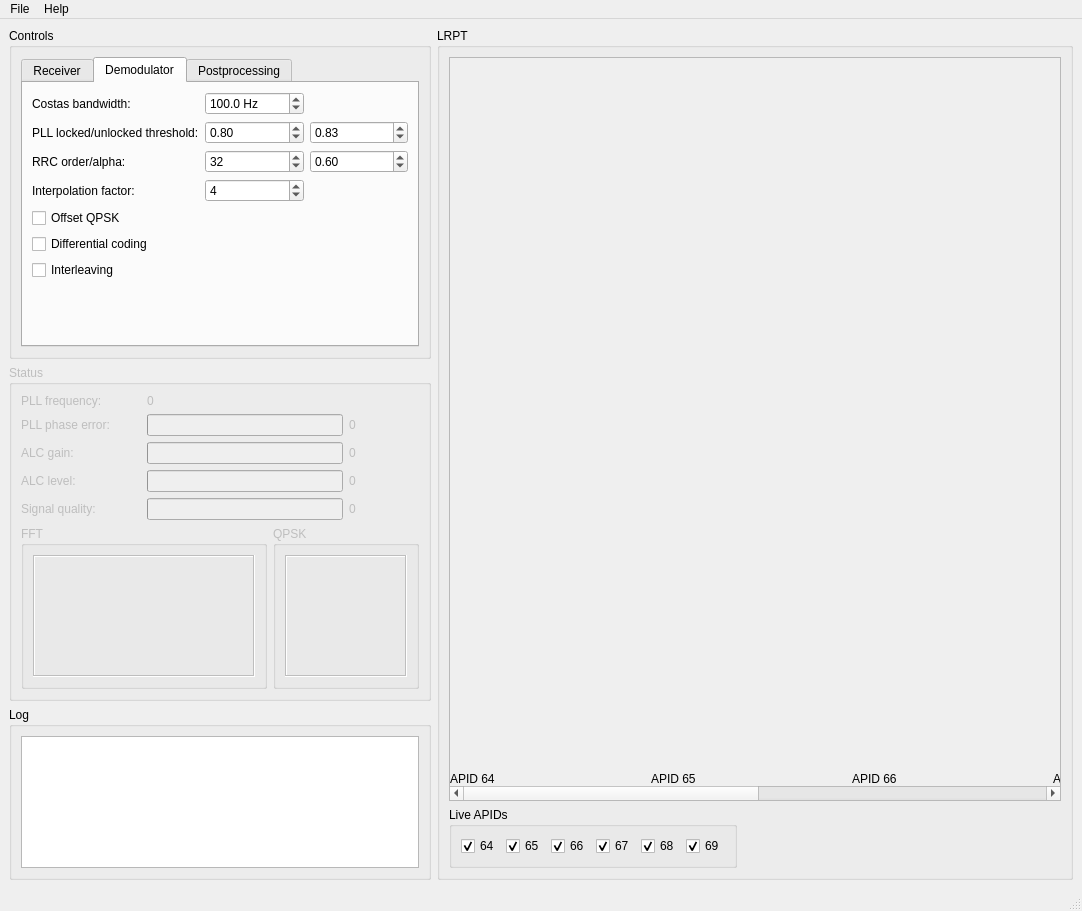
This is new_src/MainWindow.ui in dvdesolve/qlrpt as Qt 5 draws it before an edit. The edited form follows.
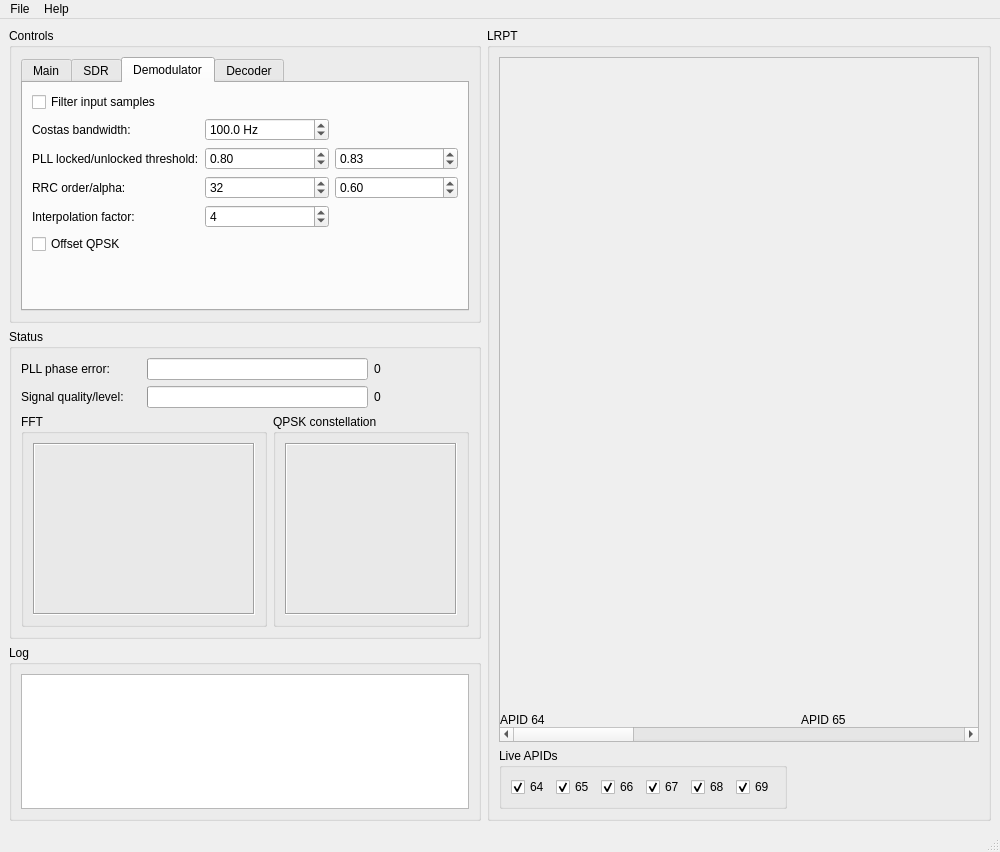
This is the edited form. The open tabs and pages were chosen to show the change. Custom widgets are drawn as their Qt base class.

Commit message: Implemented simple GUI interaction

Patch:
```diff
--- a/new_src/MainWindow.ui
+++ b/new_src/MainWindow.ui
@@ -6,8 +6,8 @@
    <rect>
     <x>0</x>
     <y>0</y>
-    <width>1082</width>
-    <height>911</height>
+    <width>1000</width>
+    <height>852</height>
    </rect>
   </property>
   <property name="windowTitle">
@@ -22,42 +22,49 @@
       </property>
       <layout class="QVBoxLayout" name="verticalLayout_3">
        <item>
-        <widget class="QTabWidget" name="tabWidget">
+        <widget class="QTabWidget" name="ControlsTabWidget">
          <property name="currentIndex">
           <number>0</number>
          </property>
-         <widget class="QWidget" name="tab">
+         <widget class="QWidget" name="MainTab">
           <attribute name="title">
-           <string>Receiver</string>
+           <string>Main</string>
           </attribute>
-          <layout class="QGridLayout" name="gridLayout_2">
-           <item row="4" column="2" rowspan="2">
-            <widget class="QLabel" name="RcvSamplingRateLbl">
-             <property name="enabled">
-              <bool>false</bool>
-             </property>
+          <layout class="QGridLayout" name="gridLayout_4">
+           <item row="1" column="0">
+            <widget class="QLabel" name="SrcLbl">
              <property name="text">
-              <string>Sampling rate:</string>
+              <string>Source:</string>
              </property>
             </widget>
            </item>
-           <item row="6" column="0">
-            <widget class="QRadioButton" name="AGCRB">
-             <property name="enabled">
-              <bool>false</bool>
+           <item row="2" column="0">
+            <widget class="QLabel" name="SrcFilepathLbl">
+             <property name="text">
+              <string>File path:</string>
              </property>
+            </widget>
+           </item>
+           <item row="0" column="0" colspan="2">
+            <widget class="QPushButton" name="StartStopBtn">
              <property name="text">
-              <string>AGC</string>
+              <string>Start</string>
              </property>
-             <property name="checked">
-              <bool>true</bool>
-             </property>
             </widget>
            </item>
-           <item row="1" column="1" colspan="2">
-            <layout class="QHBoxLayout" name="horizontalLayout_4" stretch="1,0">
+           <item row="1" column="1">
+            <layout class="QHBoxLayout" name="horizontalLayout_7">
              <item>
-              <widget class="QComboBox" name="SourceCombB">
+              <widget class="QComboBox" name="SrcCombB">
+               <property name="sizePolicy">
+                <sizepolicy hsizetype="Expanding" vsizetype="Fixed">
+                 <horstretch>0</horstretch>
+                 <verstretch>0</verstretch>
+                </sizepolicy>
+               </property>
+               <property name="currentIndex">
+                <number>-1</number>
+               </property>
                <item>
                 <property name="text">
                  <string>I/Q file</string>
@@ -71,7 +78,21 @@
               </widget>
              </item>
              <item>
-              <widget class="QPushButton" name="BrowseSrcFileBtn">
+              <widget class="QPushButton" name="SrcRescanBtn">
+               <property name="text">
+                <string>Re-scan</string>
+               </property>
+              </widget>
+             </item>
+            </layout>
+           </item>
+           <item row="2" column="1">
+            <layout class="QHBoxLayout" name="horizontalLayout_4">
+             <item>
+              <widget class="QLineEdit" name="SrcFilepath"/>
+             </item>
+             <item>
+              <widget class="QPushButton" name="SrcFileBrowseBtn">
                <property name="text">
                 <string>Select</string>
                </property>
@@ -79,7 +100,27 @@
              </item>
             </layout>
            </item>
-           <item row="2" column="2">
+           <item row="3" column="0" colspan="2">
+            <spacer name="verticalSpacer_2">
+             <property name="orientation">
+              <enum>Qt::Vertical</enum>
+             </property>
+             <property name="sizeHint" stdset="0">
+              <size>
+               <width>20</width>
+               <height>40</height>
+              </size>
+             </property>
+            </spacer>
+           </item>
+          </layout>
+         </widget>
+         <widget class="QWidget" name="SDRTab">
+          <attribute name="title">
+           <string>SDR</string>
+          </attribute>
+          <layout class="QGridLayout" name="gridLayout_2">
+           <item row="0" column="2">
             <spacer name="horizontalSpacer">
              <property name="orientation">
               <enum>Qt::Horizontal</enum>
@@ -92,11 +133,43 @@
              </property>
             </spacer>
            </item>
-           <item row="5" column="1">
-            <widget class="QComboBox" name="DecimationCombB">
-             <property name="enabled">
-              <bool>false</bool>
+           <item row="1" column="2">
+            <spacer name="horizontalSpacer_2">
+             <property name="orientation">
+              <enum>Qt::Horizontal</enum>
              </property>
+             <property name="sizeHint" stdset="0">
+              <size>
+               <width>55</width>
+               <height>20</height>
+              </size>
+             </property>
+            </spacer>
+           </item>
+           <item row="1" column="1">
+            <widget class="QDoubleSpinBox" name="SDRBandwidthSB">
+             <property name="suffix">
+              <string> kHz</string>
+             </property>
+             <property name="decimals">
+              <number>3</number>
+             </property>
+             <property name="minimum">
+              <double>0.000000000000000</double>
+             </property>
+             <property name="maximum">
+              <double>200.000000000000000</double>
+             </property>
+             <property name="singleStep">
+              <double>10.000000000000000</double>
+             </property>
+             <property name="value">
+              <double>120.000000000000000</double>
+             </property>
+            </widget>
+           </item>
+           <item row="3" column="1">
+            <widget class="QComboBox" name="SDRDecimationCombB">
              <item>
               <property name="text">
                <string>1</string>
@@ -129,123 +202,52 @@
              </item>
             </widget>
            </item>
-           <item row="3" column="1">
-            <widget class="QDoubleSpinBox" name="RcvBandwidthSB">
-             <property name="enabled">
-              <bool>false</bool>
+           <item row="6" column="1" colspan="2">
+            <widget class="QSlider" name="SDRGainSlider">
+             <property name="orientation">
+              <enum>Qt::Horizontal</enum>
              </property>
-             <property name="suffix">
-              <string> kHz</string>
+             <property name="tickPosition">
+              <enum>QSlider::TicksBelow</enum>
              </property>
-             <property name="decimals">
-              <number>3</number>
+             <property name="tickInterval">
+              <number>20</number>
              </property>
-             <property name="minimum">
-              <double>0.000000000000000</double>
-             </property>
-             <property name="maximum">
-              <double>200.000000000000000</double>
-             </property>
-             <property name="singleStep">
-              <double>10.000000000000000</double>
-             </property>
-             <property name="value">
-              <double>120.000000000000000</double>
-             </property>
             </widget>
            </item>
-           <item row="4" column="1">
-            <widget class="QComboBox" name="RcvInputRateCombB">
-             <property name="enabled">
-              <bool>false</bool>
-             </property>
-            </widget>
-           </item>
-           <item row="7" column="0">
-            <widget class="QRadioButton" name="ManualRB">
-             <property name="enabled">
-              <bool>false</bool>
-             </property>
-             <property name="text">
-              <string>Manual</string>
-             </property>
-            </widget>
-           </item>
-           <item row="3" column="0">
-            <widget class="QLabel" name="RcvBandwidthLbl">
-             <property name="enabled">
-              <bool>false</bool>
-             </property>
+           <item row="1" column="0">
+            <widget class="QLabel" name="label_5">
              <property name="text">
               <string>Bandwidth:</string>
              </property>
             </widget>
            </item>
-           <item row="3" column="2">
-            <spacer name="horizontalSpacer_2">
-             <property name="orientation">
-              <enum>Qt::Horizontal</enum>
-             </property>
-             <property name="sizeHint" stdset="0">
-              <size>
-               <width>55</width>
-               <height>20</height>
-              </size>
-             </property>
-            </spacer>
-           </item>
-           <item row="0" column="0" colspan="3">
-            <widget class="QPushButton" name="StartStopBtn">
-             <property name="enabled">
-              <bool>false</bool>
-             </property>
+           <item row="5" column="0">
+            <widget class="QRadioButton" name="SDRGainAutoRB">
              <property name="text">
-              <string>Start</string>
+              <string>AGC</string>
+             </property>
+             <property name="checked">
+              <bool>true</bool>
              </property>
             </widget>
            </item>
-           <item row="4" column="0">
-            <widget class="QLabel" name="RcvInputRateLbl">
-             <property name="enabled">
-              <bool>false</bool>
-             </property>
+           <item row="2" column="0">
+            <widget class="QLabel" name="label_6">
              <property name="text">
               <string>Input rate:</string>
              </property>
             </widget>
            </item>
-           <item row="8" column="0">
-            <widget class="QCheckBox" name="BiasTee">
-             <property name="enabled">
-              <bool>false</bool>
-             </property>
-             <property name="text">
-              <string>Bias tee</string>
-             </property>
-            </widget>
-           </item>
-           <item row="2" column="0">
-            <widget class="QLabel" name="RcvFrequencyLbl">
-             <property name="enabled">
-              <bool>false</bool>
-             </property>
+           <item row="0" column="0">
+            <widget class="QLabel" name="label_4">
              <property name="text">
               <string>Frequency:</string>
              </property>
             </widget>
            </item>
-           <item row="1" column="0">
-            <widget class="QLabel" name="label_9">
-             <property name="text">
-              <string>Source:</string>
-             </property>
-            </widget>
-           </item>
-           <item row="2" column="1">
-            <widget class="QDoubleSpinBox" name="RcvFrequencySB">
-             <property name="enabled">
-              <bool>false</bool>
-             </property>
+           <item row="0" column="1">
+            <widget class="QDoubleSpinBox" name="SDRFrequencySB">
              <property name="suffix">
               <string> kHz</string>
              </property>
@@ -266,48 +268,46 @@
              </property>
             </widget>
            </item>
-           <item row="5" column="0">
-            <widget class="QLabel" name="DecimationLbl">
-             <property name="enabled">
-              <bool>false</bool>
+           <item row="7" column="0">
+            <widget class="QCheckBox" name="SDRBiasTee">
+             <property name="text">
+              <string>Bias tee</string>
              </property>
+            </widget>
+           </item>
+           <item row="6" column="0">
+            <widget class="QRadioButton" name="SDRGainManualRB">
+             <property name="text">
+              <string>Manual</string>
+             </property>
+            </widget>
+           </item>
+           <item row="2" column="1">
+            <widget class="QComboBox" name="SDRInputRateCombB"/>
+           </item>
+           <item row="3" column="0">
+            <widget class="QLabel" name="label_7">
              <property name="text">
               <string>Decimation:</string>
              </property>
             </widget>
            </item>
-           <item row="7" column="1" colspan="2">
-            <widget class="QSlider" name="RcvGainSlider">
-             <property name="enabled">
-              <bool>false</bool>
-             </property>
-             <property name="orientation">
-              <enum>Qt::Horizontal</enum>
-             </property>
-             <property name="tickPosition">
-              <enum>QSlider::TicksBelow</enum>
-             </property>
-             <property name="tickInterval">
-              <number>20</number>
+           <item row="4" column="0" colspan="2">
+            <widget class="QLabel" name="RcvSamplingRateLbl">
+             <property name="text">
+              <string>Sampling rate:</string>
              </property>
             </widget>
            </item>
           </layout>
          </widget>
-         <widget class="QWidget" name="tab_2">
+         <widget class="QWidget" name="DemodTab">
           <attribute name="title">
            <string>Demodulator</string>
           </attribute>
           <layout class="QGridLayout" name="gridLayout_3">
-           <item row="6" column="0">
-            <widget class="QCheckBox" name="InterleavedCB">
-             <property name="text">
-              <string>Interleaving</string>
-             </property>
-            </widget>
-           </item>
-           <item row="2" column="1">
-            <widget class="QSpinBox" name="RRCOrderSB">
+           <item row="3" column="1">
+            <widget class="QSpinBox" name="DemodRRCOrderSB">
              <property name="maximum">
               <number>256</number>
              </property>
@@ -316,96 +316,21 @@
              </property>
             </widget>
            </item>
-           <item row="4" column="0">
-            <widget class="QCheckBox" name="OffsetCB">
-             <property name="text">
-              <string>Offset QPSK</string>
+           <item row="6" column="0" colspan="3">
+            <spacer name="verticalSpacer">
+             <property name="orientation">
+              <enum>Qt::Vertical</enum>
              </property>
-            </widget>
-           </item>
-           <item row="3" column="1">
-            <widget class="QSpinBox" name="InterpolationFactorSB">
-             <property name="maximum">
-              <number>32</number>
+             <property name="sizeHint" stdset="0">
+              <size>
+               <width>20</width>
+               <height>40</height>
+              </size>
              </property>
-             <property name="value">
-              <number>4</number>
-             </property>
-            </widget>
-           </item>
-           <item row="3" column="0">
-            <widget class="QLabel" name="label_13">
-             <property name="text">
-              <string>Interpolation factor:</string>
-             </property>
-            </widget>
+            </spacer>
            </item>
            <item row="1" column="1">
-            <widget class="QDoubleSpinBox" name="PLLLockedSB">
-             <property name="decimals">
-              <number>2</number>
-             </property>
-             <property name="minimum">
-              <double>0.000000000000000</double>
-             </property>
-             <property name="maximum">
-              <double>2.000000000000000</double>
-             </property>
-             <property name="singleStep">
-              <double>0.100000000000000</double>
-             </property>
-             <property name="value">
-              <double>0.800000000000000</double>
-             </property>
-            </widget>
-           </item>
-           <item row="2" column="0">
-            <widget class="QLabel" name="label_14">
-             <property name="text">
-              <string>RRC order/alpha:</string>
-             </property>
-            </widget>
-           </item>
-           <item row="1" column="2">
-            <widget class="QDoubleSpinBox" name="PLLUnlockedSB">
-             <property name="decimals">
-              <number>2</number>
-             </property>
-             <property name="minimum">
-              <double>0.000000000000000</double>
-             </property>
-             <property name="maximum">
-              <double>2.000000000000000</double>
-             </property>
-             <property name="singleStep">
-              <double>0.100000000000000</double>
-             </property>
-             <property name="value">
-              <double>0.830000000000000</double>
-             </property>
-            </widget>
-           </item>
-           <item row="2" column="2">
-            <widget class="QDoubleSpinBox" name="RRCAlphaSB">
-             <property name="decimals">
-              <number>2</number>
-             </property>
-             <property name="minimum">
-              <double>0.000000000000000</double>
-             </property>
-             <property name="maximum">
-              <double>1.000000000000000</double>
-             </property>
-             <property name="singleStep">
-              <double>0.100000000000000</double>
-             </property>
-             <property name="value">
-              <double>0.600000000000000</double>
-             </property>
-            </widget>
-           </item>
-           <item row="0" column="1">
-            <widget class="QDoubleSpinBox" name="PLLBandwidthSB">
+            <widget class="QDoubleSpinBox" name="DemodPLLBandwidthSB">
              <property name="suffix">
               <string> Hz</string>
              </property>
@@ -423,29 +348,138 @@
              </property>
             </widget>
            </item>
-           <item row="1" column="0">
-            <widget class="QLabel" name="label_16">
+           <item row="4" column="1">
+            <widget class="QSpinBox" name="DemodInterpolationFactorSB">
+             <property name="maximum">
+              <number>32</number>
+             </property>
+             <property name="value">
+              <number>4</number>
+             </property>
+            </widget>
+           </item>
+           <item row="3" column="0">
+            <widget class="QLabel" name="label_10">
+             <property name="text">
+              <string>RRC order/alpha:</string>
+             </property>
+            </widget>
+           </item>
+           <item row="4" column="0">
+            <widget class="QLabel" name="label_11">
+             <property name="text">
+              <string>Interpolation factor:</string>
+             </property>
+            </widget>
+           </item>
+           <item row="2" column="0">
+            <widget class="QLabel" name="label_9">
              <property name="text">
               <string>PLL locked/unlocked threshold:</string>
              </property>
             </widget>
            </item>
-           <item row="0" column="0">
-            <widget class="QLabel" name="label_12">
+           <item row="3" column="2">
+            <widget class="QDoubleSpinBox" name="DemodRRCAlphaSB">
+             <property name="decimals">
+              <number>2</number>
+             </property>
+             <property name="minimum">
+              <double>0.000000000000000</double>
+             </property>
+             <property name="maximum">
+              <double>1.000000000000000</double>
+             </property>
+             <property name="singleStep">
+              <double>0.100000000000000</double>
+             </property>
+             <property name="value">
+              <double>0.600000000000000</double>
+             </property>
+            </widget>
+           </item>
+           <item row="2" column="1">
+            <widget class="QDoubleSpinBox" name="DemodPLLLockedSB">
+             <property name="decimals">
+              <number>2</number>
+             </property>
+             <property name="minimum">
+              <double>0.000000000000000</double>
+             </property>
+             <property name="maximum">
+              <double>2.000000000000000</double>
+             </property>
+             <property name="singleStep">
+              <double>0.100000000000000</double>
+             </property>
+             <property name="value">
+              <double>0.800000000000000</double>
+             </property>
+            </widget>
+           </item>
+           <item row="2" column="2">
+            <widget class="QDoubleSpinBox" name="DemodPLLUnlockedSB">
+             <property name="decimals">
+              <number>2</number>
+             </property>
+             <property name="minimum">
+              <double>0.000000000000000</double>
+             </property>
+             <property name="maximum">
+              <double>2.000000000000000</double>
+             </property>
+             <property name="singleStep">
+              <double>0.100000000000000</double>
+             </property>
+             <property name="value">
+              <double>0.830000000000000</double>
+             </property>
+            </widget>
+           </item>
+           <item row="5" column="0">
+            <widget class="QCheckBox" name="DemodOffsetCB">
+             <property name="text">
+              <string>Offset QPSK</string>
+             </property>
+            </widget>
+           </item>
+           <item row="1" column="0">
+            <widget class="QLabel" name="label_8">
              <property name="text">
               <string>Costas bandwidth:</string>
              </property>
             </widget>
            </item>
-           <item row="5" column="0">
-            <widget class="QCheckBox" name="DiffcodedCB">
+           <item row="0" column="0">
+            <widget class="QCheckBox" name="DemodFilterCB">
+             <property name="text">
+              <string>Filter input samples</string>
+             </property>
+            </widget>
+           </item>
+          </layout>
+         </widget>
+         <widget class="QWidget" name="DecoderTab">
+          <attribute name="title">
+           <string>Decoder</string>
+          </attribute>
+          <layout class="QGridLayout" name="gridLayout_6">
+           <item row="0" column="0">
+            <widget class="QCheckBox" name="DecoderDiffcodedCB">
              <property name="text">
               <string>Differential coding</string>
              </property>
             </widget>
            </item>
-           <item row="7" column="0" colspan="3">
-            <spacer name="verticalSpacer">
+           <item row="1" column="0">
+            <widget class="QCheckBox" name="DecoderInterleavedCB">
+             <property name="text">
+              <string>Interleaving</string>
+             </property>
+            </widget>
+           </item>
+           <item row="2" column="0">
+            <spacer name="verticalSpacer_3">
              <property name="orientation">
               <enum>Qt::Vertical</enum>
              </property>
@@ -459,11 +493,6 @@
            </item>
           </layout>
          </widget>
-         <widget class="QWidget" name="tab_3">
-          <attribute name="title">
-           <string>Postprocessing</string>
-          </attribute>
-         </widget>
         </widget>
        </item>
       </layout>
@@ -476,17 +505,17 @@
       </property>
       <layout class="QVBoxLayout" name="verticalLayout_11">
        <item>
-        <widget class="QScrollArea" name="scrollArea">
+        <widget class="QScrollArea" name="LRPTImageryScrollArea">
          <property name="widgetResizable">
           <bool>true</bool>
          </property>
-         <widget class="QWidget" name="scrollAreaWidgetContents">
+         <widget class="QWidget" name="LRPTImageryWidget">
           <property name="geometry">
            <rect>
             <x>0</x>
             <y>0</y>
-            <width>1218</width>
-            <height>714</height>
+            <width>1818</width>
+            <height>653</height>
            </rect>
           </property>
           <layout class="QHBoxLayout" name="horizontalLayout">
@@ -511,13 +540,13 @@
               <widget class="LRPTChanWidget" name="LRPTChan64Widget" native="true">
                <property name="minimumSize">
                 <size>
-                 <width>200</width>
+                 <width>300</width>
                  <height>0</height>
                 </size>
                </property>
                <property name="maximumSize">
                 <size>
-                 <width>200</width>
+                 <width>300</width>
                  <height>16777215</height>
                 </size>
                </property>
@@ -538,13 +567,13 @@
               <widget class="LRPTChanWidget" name="LRPTChan65Widget" native="true">
                <property name="minimumSize">
                 <size>
-                 <width>200</width>
+                 <width>300</width>
                  <height>0</height>
                 </size>
                </property>
                <property name="maximumSize">
                 <size>
-                 <width>200</width>
+                 <width>300</width>
                  <height>16777215</height>
                 </size>
                </property>
@@ -565,13 +594,13 @@
               <widget class="LRPTChanWidget" name="LRPTChan66Widget" native="true">
                <property name="minimumSize">
                 <size>
-                 <width>200</width>
+                 <width>300</width>
                  <height>0</height>
                 </size>
                </property>
                <property name="maximumSize">
                 <size>
-                 <width>200</width>
+                 <width>300</width>
                  <height>16777215</height>
                 </size>
                </property>
@@ -592,13 +621,13 @@
               <widget class="LRPTChanWidget" name="LRPTChan67Widget" native="true">
                <property name="minimumSize">
                 <size>
-                 <width>200</width>
+                 <width>300</width>
                  <height>0</height>
                 </size>
                </property>
                <property name="maximumSize">
                 <size>
-                 <width>200</width>
+                 <width>300</width>
                  <height>16777215</height>
                 </size>
                </property>
@@ -619,13 +648,13 @@
               <widget class="LRPTChanWidget" name="LRPTChan68Widget" native="true">
                <property name="minimumSize">
                 <size>
-                 <width>200</width>
+                 <width>300</width>
                  <height>0</height>
                 </size>
                </property>
                <property name="maximumSize">
                 <size>
-                 <width>200</width>
+                 <width>300</width>
                  <height>16777215</height>
                 </size>
                </property>
@@ -646,13 +675,13 @@
               <widget class="LRPTChanWidget" name="LRPTChan69Widget" native="true">
                <property name="minimumSize">
                 <size>
-                 <width>200</width>
+                 <width>300</width>
                  <height>0</height>
                 </size>
                </property>
                <property name="maximumSize">
                 <size>
-                 <width>200</width>
+                 <width>300</width>
                  <height>16777215</height>
                 </size>
                </property>
@@ -791,47 +820,58 @@
     </item>
     <item row="1" column="0">
      <widget class="QGroupBox" name="StatusGB">
-      <property name="enabled">
-       <bool>false</bool>
-      </property>
       <property name="title">
        <string>Status</string>
       </property>
-      <layout class="QGridLayout" name="gridLayout" columnstretch="0,0,0,0">
+      <layout class="QGridLayout" name="gridLayout">
+       <item row="0" column="0">
+        <widget class="QLabel" name="label_2">
+         <property name="text">
+          <string>PLL phase error:</string>
+         </property>
+        </widget>
+       </item>
+       <item row="1" column="0">
+        <widget class="QLabel" name="label_3">
+         <property name="text">
+          <string>Signal quality/level:</string>
+         </property>
+        </widget>
+       </item>
        <item row="1" column="3">
-        <widget class="QLabel" name="PhaseErrorLbl">
+        <widget class="QLabel" name="SignalLevelLbl">
          <property name="text">
           <string>0</string>
          </property>
         </widget>
        </item>
-       <item row="5" column="0" colspan="2">
-        <widget class="QGroupBox" name="FFTGB">
+       <item row="2" column="0" colspan="2">
+        <widget class="QGroupBox" name="FFTPlotGB">
          <property name="title">
           <string>FFT</string>
          </property>
          <layout class="QVBoxLayout" name="verticalLayout_12">
           <item>
-           <widget class="QFrame" name="frame">
+           <widget class="QFrame" name="FFTPlotFrame">
             <property name="frameShape">
              <enum>QFrame::Box</enum>
             </property>
             <property name="frameShadow">
              <enum>QFrame::Sunken</enum>
             </property>
-            <layout class="QVBoxLayout" name="verticalLayout_2">
+            <layout class="QHBoxLayout" name="horizontalLayout_5">
              <item>
               <widget class="FFTWidget" name="FFTPlot" native="true">
                <property name="minimumSize">
                 <size>
                  <width>200</width>
-                 <height>100</height>
+                 <height>150</height>
                 </size>
                </property>
                <property name="maximumSize">
                 <size>
                  <width>200</width>
-                 <height>100</height>
+                 <height>150</height>
                 </size>
                </property>
               </widget>
@@ -842,74 +882,33 @@
          </layout>
         </widget>
        </item>
-       <item row="3" column="1" colspan="2">
-        <widget class="QProgressBar" name="ALCLevelBar">
-         <property name="value">
-          <number>0</number>
-         </property>
-         <property name="textVisible">
-          <bool>false</bool>
-         </property>
-        </widget>
-       </item>
-       <item row="4" column="3">
-        <widget class="QLabel" name="SignalQualityLbl">
-         <property name="text">
-          <string>0</string>
-         </property>
-        </widget>
-       </item>
-       <item row="3" column="3">
-        <widget class="QLabel" name="ALCLevelLbl">
-         <property name="text">
-          <string>0</string>
-         </property>
-        </widget>
-       </item>
-       <item row="2" column="1" colspan="2">
-        <widget class="QProgressBar" name="ALCGainBar">
-         <property name="value">
-          <number>0</number>
-         </property>
-         <property name="textVisible">
-          <bool>false</bool>
-         </property>
-        </widget>
-       </item>
-       <item row="2" column="3">
-        <widget class="QLabel" name="ALCGainLbl">
-         <property name="text">
-          <string>0</string>
-         </property>
-        </widget>
-       </item>
-       <item row="5" column="2" colspan="2">
-        <widget class="QGroupBox" name="QPSKGB">
+       <item row="2" column="2" colspan="2">
+        <widget class="QGroupBox" name="QPSKConstellationGB">
          <property name="title">
-          <string>QPSK</string>
+          <string>QPSK constellation</string>
          </property>
          <layout class="QVBoxLayout" name="verticalLayout_13">
           <item>
-           <widget class="QFrame" name="frame_2">
+           <widget class="QFrame" name="QPSKConstellationFrame">
             <property name="frameShape">
              <enum>QFrame::Box</enum>
             </property>
             <property name="frameShadow">
              <enum>QFrame::Sunken</enum>
             </property>
-            <layout class="QVBoxLayout" name="verticalLayout_4">
+            <layout class="QHBoxLayout" name="horizontalLayout_6">
              <item>
-              <widget class="QPSKWidget" name="QPSKPlot" native="true">
+              <widget class="QPSKWidget" name="QPSKConstellationPlot" native="true">
                <property name="minimumSize">
                 <size>
-                 <width>100</width>
-                 <height>100</height>
+                 <width>150</width>
+                 <height>150</height>
                 </size>
                </property>
                <property name="maximumSize">
                 <size>
-                 <width>100</width>
-                 <height>100</height>
+                 <width>150</width>
+                 <height>150</height>
                 </size>
                </property>
               </widget>
@@ -920,14 +919,14 @@
          </layout>
         </widget>
        </item>
-       <item row="2" column="0">
-        <widget class="QLabel" name="label_7">
+       <item row="0" column="3">
+        <widget class="QLabel" name="PhaseErrorLbl">
          <property name="text">
-          <string>ALC gain:</string>
+          <string>0</string>
          </property>
         </widget>
        </item>
-       <item row="1" column="1" colspan="2">
+       <item row="0" column="1" colspan="2">
         <widget class="QProgressBar" name="PhaseErrorBar">
          <property name="value">
           <number>0</number>
@@ -937,35 +936,7 @@
          </property>
         </widget>
        </item>
-       <item row="0" column="0">
-        <widget class="QLabel" name="label_3">
-         <property name="text">
-          <string>PLL frequency:</string>
-         </property>
-        </widget>
-       </item>
-       <item row="4" column="0">
-        <widget class="QLabel" name="label_6">
-         <property name="text">
-          <string>Signal quality:</string>
-         </property>
-        </widget>
-       </item>
-       <item row="1" column="0">
-        <widget class="QLabel" name="label_2">
-         <property name="text">
-          <string>PLL phase error:</string>
-         </property>
-        </widget>
-       </item>
-       <item row="3" column="0">
-        <widget class="QLabel" name="label_8">
-         <property name="text">
-          <string>ALC level:</string>
-         </property>
-        </widget>
-       </item>
-       <item row="4" column="1" colspan="2">
+       <item row="1" column="1" colspan="2">
         <widget class="QProgressBar" name="SignalQualityBar">
          <property name="value">
           <number>0</number>
@@ -975,13 +946,6 @@
          </property>
         </widget>
        </item>
-       <item row="0" column="1">
-        <widget class="QLabel" name="PLLFreqLbl">
-         <property name="text">
-          <string>0</string>
-         </property>
-        </widget>
-       </item>
       </layout>
      </widget>
     </item>
@@ -992,8 +956,8 @@
     <rect>
      <x>0</x>
      <y>0</y>
-     <width>1082</width>
-     <height>22</height>
+     <width>1000</width>
+     <height>29</height>
     </rect>
    </property>
    <widget class="QMenu" name="menuFile">
```
Left out of the diff: 48 changed lines with no effect on the pictures. The commit also changes 4 other files.
